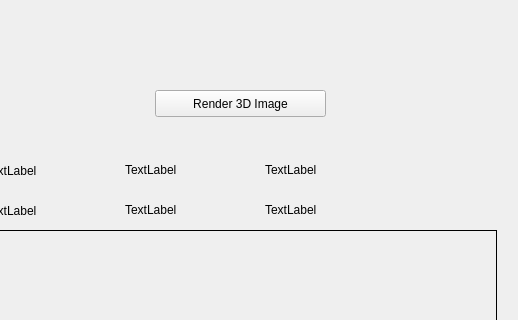
Before: the Qt Designer form app/widget.ui in lreithmayr/CT-Scan-Visualizer, drawn with Qt 5; both pictures show x 605 to 1123 and y 0 to 320 of the 1123 by 781 pixel window.
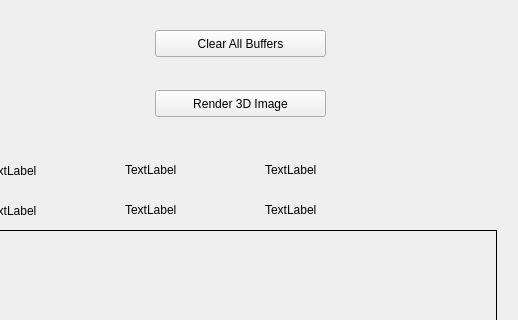
After: the same form once the commit is applied.

Commit message: Widget: Fixes bug where rotation matrix doesn't initialize as I in release mode (thanks, C++!)

```diff
--- a/app/widget.ui
+++ b/app/widget.ui
@@ -289,6 +289,19 @@
     <string>TextLabel</string>
    </property>
   </widget>
+  <widget class="QPushButton" name="pushButton_clearBuffers">
+   <property name="geometry">
+    <rect>
+     <x>760</x>
+     <y>30</y>
+     <width>171</width>
+     <height>27</height>
+    </rect>
+   </property>
+   <property name="text">
+    <string>Clear All Buffers</string>
+   </property>
+  </widget>
  </widget>
  <resources/>
  <connections/>
```
The commit also changes 6 other files.
